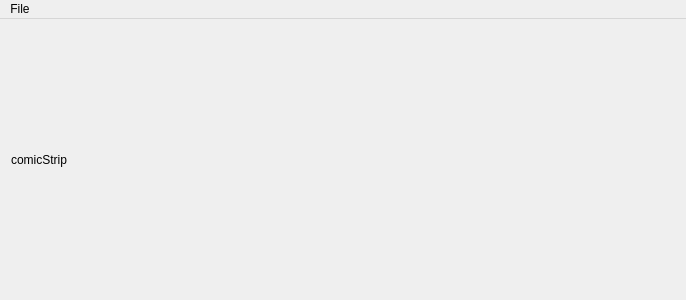
Qt form src/qt-gui/MainWindow.ui (isabella232/ComicFlick) before a commit.
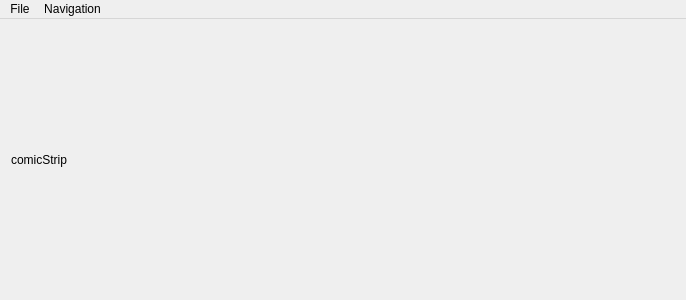
The same form after that commit.

```diff
--- a/src/qt-gui/MainWindow.ui
+++ b/src/qt-gui/MainWindow.ui
@@ -41,7 +41,17 @@
     <addaction name="separator"/>
     <addaction name="actionExit"/>
    </widget>
+   <widget class="QMenu" name="menuNavigation">
+    <property name="title">
+     <string>Navigation</string>
+    </property>
+    <addaction name="actionRight"/>
+    <addaction name="actionLeft"/>
+    <addaction name="actionUp"/>
+    <addaction name="actionDown"/>
+   </widget>
    <addaction name="menuComicFlick"/>
+   <addaction name="menuNavigation"/>
   </widget>
   <action name="actionOpen">
    <property name="text">
```
Left out of the diff: 32 changed lines with no effect on the pictures.
